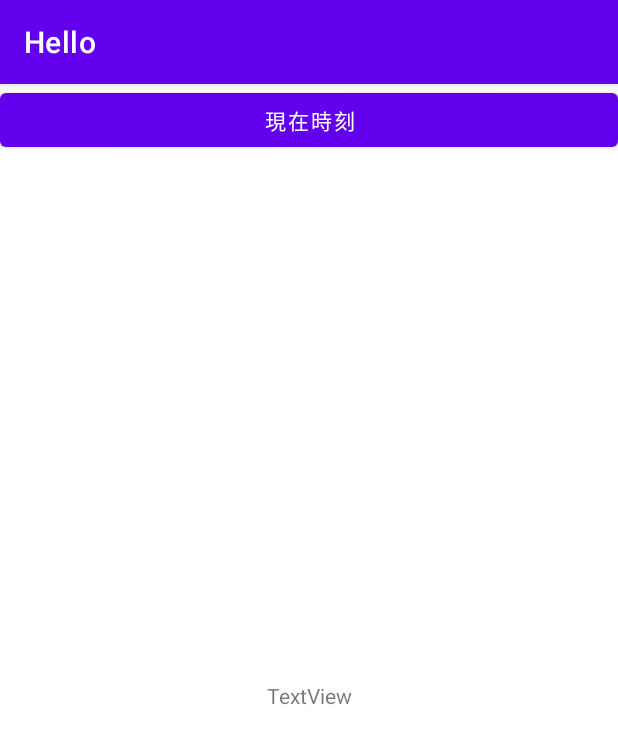
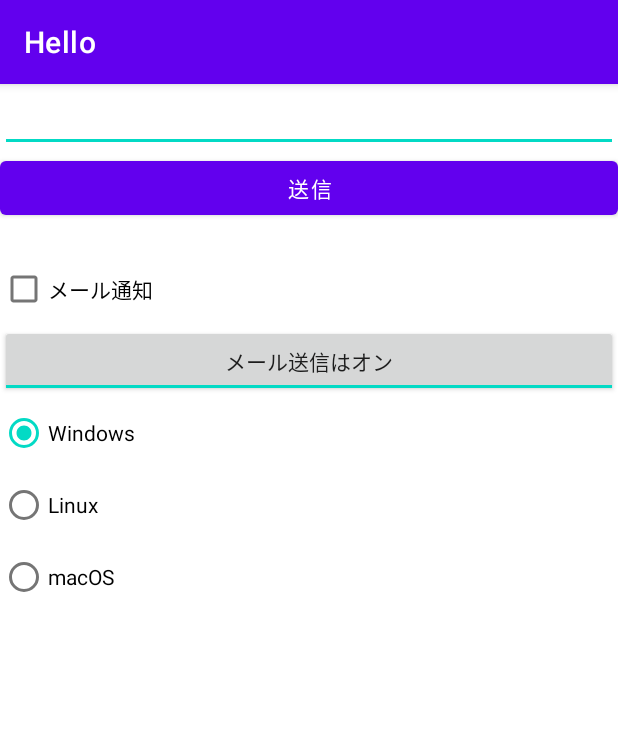
Before and after one commit to yamami-2624/Hello_demo, an Android app: the screen it shows after launch (MainActivity), on a phone screen of 412 x 824 dp. Shown: the top 744 px of the screen. Run offline under Robolectric (Android 15) with nearby library versions, the phone set to English and light mode, and no system bars.

Commit message:
CheckBox、RadioGroupなどの配置 android studioに慣れる

```diff
--- a/app/src/main/java/to/msn/wings/hello/MainActivity.java
+++ b/app/src/main/java/to/msn/wings/hello/MainActivity.java
@@ -1,26 +1,61 @@
 package to.msn.wings.hello;
 
 import androidx.appcompat.app.AppCompatActivity;
-
 import android.os.Bundle;
-
 import android.view.View;
+import android.widget.EditText;
 import android.widget.TextView;
-
-import java.util.Date;
+import android.widget.CheckBox;
+import android.widget.RadioGroup;
+import android.widget.RadioButton;
+import android.widget.CompoundButton;
+import android.widget.Toast;
+import android.widget.ToggleButton;
+import android.widget.Toast;
 
 public class MainActivity extends AppCompatActivity {
 
     @Override
     protected void onCreate(Bundle savedInstanceState) {
         super.onCreate(savedInstanceState);
+        setContentView(R.layout.activity_main);
 
-        setContentView(R.layout.activity_main);
-//        レイアウトを整えている。
+        CheckBox chk = findViewById(R.id.chk);
+        chk.setOnCheckedChangeListener(
+                new CompoundButton.OnCheckedChangeListener() {
+                    public void onCheckedChanged(CompoundButton buttonView,
+                                                 boolean isChecked) {
+                        Toast.makeText(MainActivity.this,
+                                isChecked ? "メール送信をオン" : "メール送信をオフ",
+                                Toast.LENGTH_SHORT).show();
+                }
+        });
+
+        ToggleButton toggle = findViewById(R.id.toggle);
+        toggle.setOnCheckedChangeListener(
+                new CompoundButton.OnCheckedChangeListener() {
+                    public void onCheckedChanged(CompoundButton buttonView,
+                                                 boolean isChecked) {
+                        Toast.makeText(MainActivity.this,
+                                isChecked ? "メール送信をオン" : "メール送信をオフ",
+                                Toast.LENGTH_SHORT).show();
+            }
+        });
+
+        RadioGroup rgroup = findViewById(R.id.rgroup);
+        rgroup.setOnCheckedChangeListener(new RadioGroup.OnCheckedChangeListener(){
+            public void onCheckedChanged(RadioGroup group, int checkedId) {
+                RadioButton radio = group.findViewById(checkedId);
+                Toast.makeText(MainActivity.this,
+                        String.format("「%s」が選択されました。", radio.getText()),
+                        Toast.LENGTH_SHORT).show();
+            }
+        });
     }
 
-    public void btnCurrent_onClick(View view) {
-        TextView txt = findViewById(R.id.txtResult);
-        txt.setText(new Date().toString());
+    public void btnSend_onClick(View view) {
+        EditText txtName = findViewById(R.id.txtName);
+        TextView txtResult = findViewById(R.id.txtResult);
+        txtResult.setText(String.format("こんにちは、%sさん！", txtName.getText()));
     }
 }
--- a/app/src/main/res/layout/activity_main.xml
+++ b/app/src/main/res/layout/activity_main.xml
@@ -2,19 +2,86 @@
 <LinearLayout xmlns:android="http://schemas.android.com/apk/res/android"
     android:orientation="vertical" android:layout_width="match_parent"
     android:layout_height="match_parent">
+    <EditText
+        android:id="@+id/txtName"
+        android:layout_width="match_parent"
+        android:layout_height="wrap_content"
+        android:inputType="textPersonName" />
+
+    <!--<EditText
+        android:id="@+id/txtName"
+        android:layout_width="match_parent"
+        android:layout_height="wrap_content"
+        android:gravity="top"
+        android:inputType="textMultiLine"
+        android:lines="3" />-->
+
+    <!--<EditText
+            android:id="@+id/txtName"
+            android:layout_width="match_parent"
+            android:layout_height="wrap_content"
+            android:hint="氏名を入力してください。"
+            android:inputType="textPersonName" />-->
+
+
+    <!--<EditText
+        android:id="@+id/txtName"
+        android:layout_width="match_parent"
+        android:layout_height="wrap_content"
+        android:inputType="textPersonName">
+        <requestFocus />
+    </EditText>-->
 
     <Button
-        android:id="@+id/btnCurrent"
+        android:id="@+id/btnSend"
         android:layout_width="match_parent"
         android:layout_height="wrap_content"
-        android:onClick="btnCurrent_onClick"
-        android:text="@string/btnCurrent" />
+        android:onClick="btnSend_onClick"
+        android:text="送信" />
 
     <TextView
         android:id="@+id/txtResult"
         android:layout_width="match_parent"
+        android:layout_height="wrap_content" />
+
+    <CheckBox
+        android:id="@+id/chk"
+        android:layout_width="match_parent"
+        android:layout_height="wrap_content"
+        android:text="メール通知" />
+
+    <ToggleButton
+        android:id="@+id/toggle"
+        android:layout_width="match_parent"
+        android:layout_height="wrap_content"
+        android:checked="true"
+        android:textOff="メール送信はオフ"
+        android:textOn="メール送信はオン"/>
+
+
+    <RadioGroup
+        android:id="@+id/rgroup"
+        android:layout_width="match_parent"
         android:layout_height="match_parent"
-        android:gravity="center"
-        android:text="TextView" />
+        android:orientation="vertical">
 
+        <RadioButton
+            android:id="@+id/rb1"
+            android:layout_width="wrap_content"
+            android:layout_height="wrap_content"
+            android:checked="true"
+            android:text="Windows" />
+
+        <RadioButton
+            android:id="@+id/rb2"
+            android:layout_width="wrap_content"
+            android:layout_height="wrap_content"
+            android:text="Linux" />
+
+        <RadioButton
+            android:id="@+id/rb3"
+            android:layout_width="wrap_content"
+            android:layout_height="wrap_content"
+            android:text="macOS" />
+    </RadioGroup>
 </LinearLayout>
```
